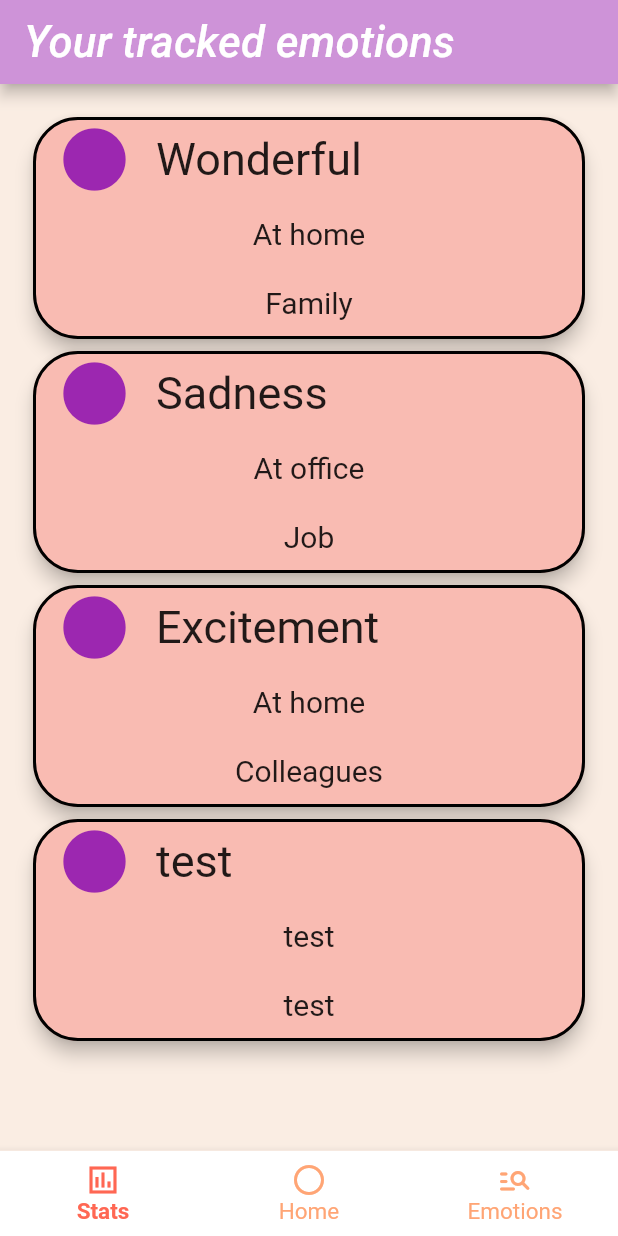
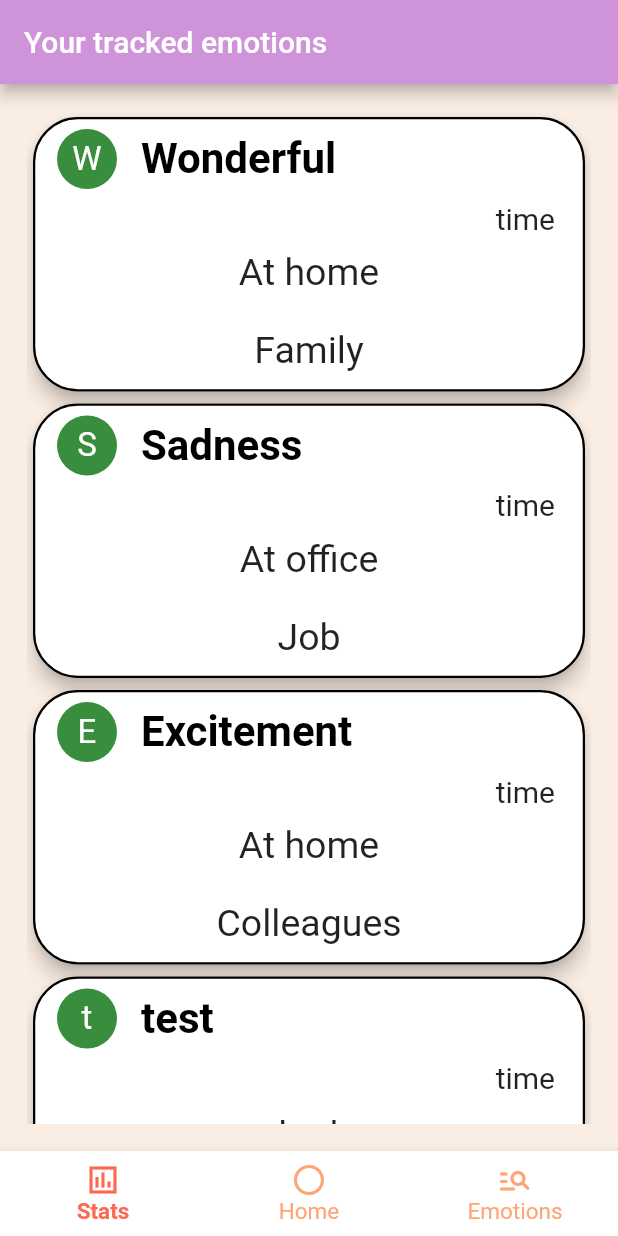
Before and after one commit to prelipceancristian/FE-TrackingEmotions, a Flutter app: the screen it shows after launch, on a phone screen of 412 x 824 dp. Run offline on Flutter 3.47's test engine with Material 2 defaults, Android fonts, the phone set to English and light mode, and no system bars; our stand-ins replace chat_bubbles, google_sign_in; missing offline and left inert: flutter_facebook_auth; Roboto replaces fonts that are missing (Georgia, Hind).

Commit message:
emotions_report_page design refacut

```diff
--- a/tracking_emotions/lib/widgets/choose-category/choose_category_screen.dart
+++ b/tracking_emotions/lib/widgets/choose-category/choose_category_screen.dart
@@ -1,8 +1,4 @@
-import 'dart:ui';
-
-import 'package:flutter/cupertino.dart';
 import 'package:flutter/material.dart';
-import 'package:flutter/rendering.dart';
 import 'package:chat_bubbles/chat_bubbles.dart';
 
 void main() {
--- a/tracking_emotions/lib/widgets/emotions_report_page/emotion_card.dart
+++ b/tracking_emotions/lib/widgets/emotions_report_page/emotion_card.dart
@@ -3,48 +3,67 @@
 import 'package:flutter/material.dart';
 
 class EmotionCard extends StatelessWidget {
-  final String heading;
-  final String subheading;
-  final String supportingText;
+ final String? heading;
+  final String? subheading;
+  final String? supportingText;
+  final String? time;
   const EmotionCard(
-      {Key key, this.heading, this.subheading, this.supportingText})
+      {Key? key, this.heading, this.subheading, this.supportingText, this.time})
       : super(key: key);
 
   @override
   Widget build(BuildContext context) {
     return Card(
         elevation: 5.0,
-        color: Color.fromARGB(255, 249, 187, 178),
         shape: RoundedRectangleBorder(
-          borderRadius: BorderRadius.circular(30.0),
+          borderRadius: BorderRadius.circular(30),
           side: BorderSide(
             color: Colors.black,
-            width: 2.0,
+            width: 1.5,
           ),
         ),
         child: Column(
           children: [
             ListTile(
-              title: Text(heading ?? 'default heading',
-                  style: const TextStyle(fontSize: 30)),
-              leading: const Icon(
-                Icons.circle_rounded,
-                color: Colors.purple,
-                size: 50.0,
+              title: Text(
+                heading ?? 'default heading',
+                style: const TextStyle(
+                    fontSize: 28,
+                    color: Colors.black,
+                    fontWeight: FontWeight.bold),
+              ),
+              leading: CircleAvatar(
+                backgroundColor: Colors.green[700],
+                child: Text(
+                  heading![0],
+                  style: const TextStyle(
+                    fontSize: 22,
+                    color: Colors.white,
+                  ),
+                ),
+                radius: 20,
+              ),
+            ),
+            Container(
+              padding: const EdgeInsets.only(right: 20.0),
+              alignment: Alignment.bottomRight,
+              child: Text(
+                time ?? 'default time',
+                style: const TextStyle(fontSize: 20),
               ),
             ),
             Container(
               padding: const EdgeInsets.all(10.0),
               alignment: Alignment.center,
               child: Text(supportingText ?? 'default subheading',
-                  style: const TextStyle(fontSize: 20)),
+                  style: const TextStyle(fontSize: 25)),
             ),
             Container(
               padding: const EdgeInsets.all(13.0),
               alignment: Alignment.center,
               child: Text(
                 subheading ?? 'default subheading',
-                style: const TextStyle(fontSize: 20),
+                style: const TextStyle(fontSize: 25),
               ),
             ),
           ],
--- a/tracking_emotions/lib/widgets/emotions_report_page/emotions_report_page.dart
+++ b/tracking_emotions/lib/widgets/emotions_report_page/emotions_report_page.dart
@@ -8,15 +8,7 @@ class EmotionsReportPage extends StatelessWidget {
   Widget build(BuildContext context) {
     return MaterialApp(
       theme: ThemeData(
-        // Define the default brightness and colors.
-        brightness: Brightness.light,
-        primaryColor: Colors.pink.shade100,
-        fontFamily: 'Georgia',
-        textTheme: const TextTheme(
-          headline1: TextStyle(fontSize: 36.0, fontWeight: FontWeight.bold),
-          headline6: TextStyle(fontSize: 29.0, fontStyle: FontStyle.italic),
-          bodyText2: TextStyle(fontSize: 14.0, fontFamily: 'Hind'),
-        ),
+        scaffoldBackgroundColor: const Color(0xffffd1d1),
       ),
       debugShowCheckedModeBanner: false,
       home: const MyHomePage(title: 'Your tracked emotions'),
@@ -60,7 +52,8 @@ class _MyHomePageState extends State<MyHomePage> {
                 return EmotionCard(
                     heading: emotions[index][0],
                     subheading: emotions[index][1],
-                    supportingText: emotions[index][2]);
+                    supportingText: emotions[index][2],
+                    time: emotions[index][3]);
               })),
       // )
     );
```
Also changed, not shown: tracking_emotions/lib/widgets/register_page/register_page.dart (+10 -12 lines).
